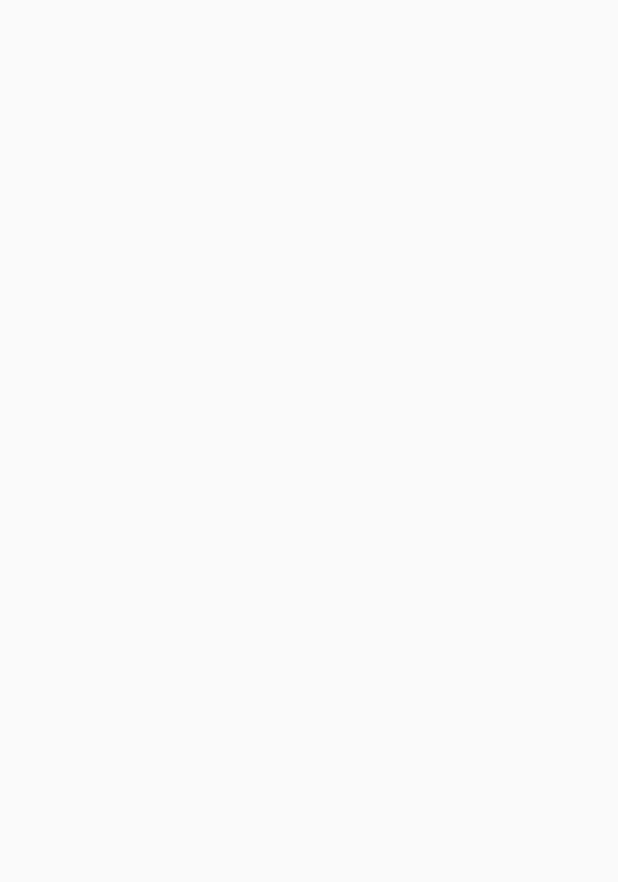
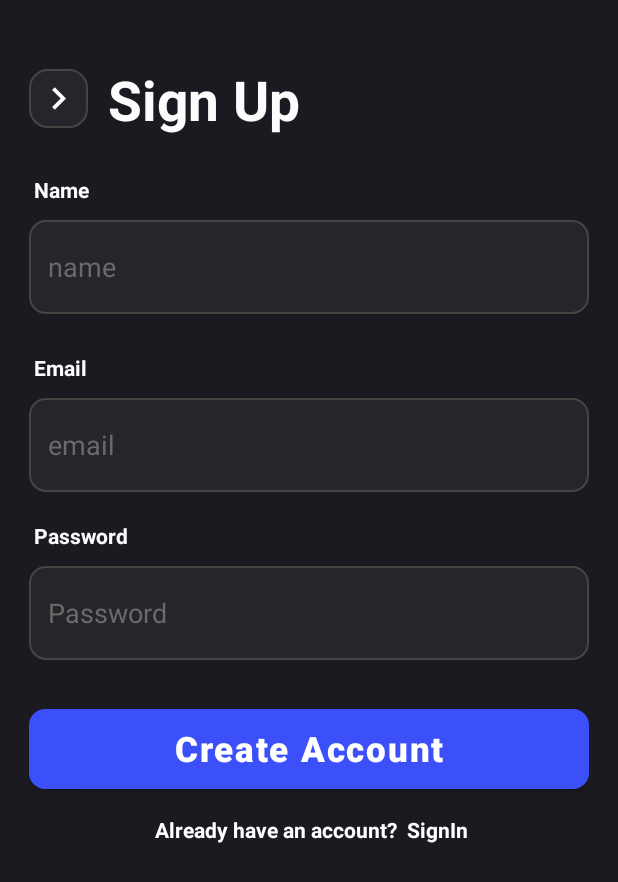
Before and after one commit to shaquib4/Stimulus, an Android app: the SignUpActivity screen opened directly, with no data from a screen before it, on a phone screen of 412 x 824 dp. Before the commit the part shown is empty. Shown: the top 882 px of the screen. Run offline under Robolectric (Android 15) with nearby library versions, the phone set to English and light mode, and no system bars; our stand-ins replace sdp/ssp sizes.

Commit message:
Login UI

```diff
--- a/app/src/main/res/layout/activity_sign_in.xml
+++ b/app/src/main/res/layout/activity_sign_in.xml
@@ -178,7 +178,7 @@
                 android:layout_width="wrap_content"
                 android:layout_height="wrap_content"
                 android:gravity="center"
-                android:text=" Don't have a account?"
+                android:text=" Don't have an account?"
                 android:layout_marginTop="@dimen/_10sdp"
                 android:textStyle="bold"
                 android:textColor="@color/white"/>
--- a/app/src/main/res/layout/activity_sign_up.xml
+++ b/app/src/main/res/layout/activity_sign_up.xml
@@ -1,9 +1,156 @@
 <?xml version="1.0" encoding="utf-8"?>
-<androidx.constraintlayout.widget.ConstraintLayout xmlns:android="http://schemas.android.com/apk/res/android"
+<RelativeLayout xmlns:android="http://schemas.android.com/apk/res/android"
     xmlns:app="http://schemas.android.com/apk/res-auto"
     xmlns:tools="http://schemas.android.com/tools"
     android:layout_width="match_parent"
     android:layout_height="match_parent"
+    android:background="@color/Black1"
     tools:context=".SignUpActivity">
+    <RelativeLayout
+        android:layout_width="wrap_content"
+        android:layout_marginTop="@dimen/_32sdp"
+        android:id="@+id/txtSignUp"
+        android:layout_marginHorizontal="@dimen/_15sdp"
+        android:layout_height="wrap_content">
+        <ImageView
+            android:background="@drawable/bg_key"
+            android:layout_centerVertical="true"
+            android:id="@+id/key"
+            android:layout_width="wrap_content"
+            android:layout_height="wrap_content"
+            android:src="@drawable/ic_key"/>
+        <TextView
+            android:layout_toEndOf="@+id/key"
+            android:layout_width="wrap_content"
+            android:layout_height="wrap_content"
+            android:textColor="#fcfcfc"
+            android:textStyle="bold"
+            android:layout_marginStart="@dimen/_10sdp"
+            android:textSize="@dimen/_28ssp"
+            android:text="Sign Up"/>
 
-</androidx.constraintlayout.widget.ConstraintLayout>
+    </RelativeLayout>
+
+    <RelativeLayout
+        android:layout_width="match_parent"
+        android:layout_marginHorizontal="@dimen/_15sdp"
+        android:layout_height="match_parent"
+        android:layout_below="@+id/txtSignUp">
+
+        <TextView
+            android:layout_width="wrap_content"
+            android:layout_height="wrap_content"
+            android:gravity="center"
+            android:id="@+id/Name"
+            android:text=" Name"
+            android:layout_marginTop="@dimen/_20sdp"
+            android:layout_gravity="start"
+            android:textStyle="bold"
+            android:textColor="#fcfcfc"/>
+
+        <EditText
+            android:layout_below="@+id/Name"
+            android:layout_width="match_parent"
+            android:layout_height="@dimen/_48sdp"
+            android:id="@+id/name"
+            android:background="@drawable/edit_text_bg"
+            android:inputType="textEmailAddress"
+            android:layout_marginTop="@dimen/_8sdp"
+            android:hint="name"
+            android:textColorHint="#6D6968"/>
+
+        <TextView
+            android:layout_below="@+id/name"
+            android:layout_width="wrap_content"
+            android:layout_height="wrap_content"
+            android:gravity="center"
+            android:id="@+id/Email"
+            android:text=" Email"
+            android:layout_marginTop="@dimen/_20sdp"
+            android:layout_gravity="start"
+            android:textStyle="bold"
+            android:textColor="#fcfcfc"/>
+
+        <EditText
+            android:layout_below="@+id/Email"
+            android:layout_width="match_parent"
+            android:layout_height="@dimen/_48sdp"
+            android:id="@+id/email"
+            android:background="@drawable/edit_text_bg"
+            android:inputType="textEmailAddress"
+            android:layout_marginTop="@dimen/_8sdp"
+            android:hint="email"
+            android:textColorHint="#6D6968"/>
+        <TextView
+            android:layout_below="@+id/email"
+            android:layout_width="wrap_content"
+            android:layout_height="wrap_content"
+            android:gravity="center"
+            android:id="@+id/Pass"
+            android:text=" Password"
+            android:layout_marginTop="@dimen/_15sdp"
+            android:layout_gravity="start"
+            android:textStyle="bold"
+            android:textColor="#fcfcfc"/>
+
+
+        <EditText
+            android:layout_below="@+id/Pass"
+            android:layout_width="match_parent"
+            android:layout_height="@dimen/_48ssp"
+            android:id="@+id/password"
+            android:background="@drawable/edit_text_bg"
+            android:inputType="textPassword"
+            android:layout_marginTop="@dimen/_8sdp"
+            android:textColorHint="#6D6968"
+            android:hint="Password"/>
+
+        <Button
+            android:layout_below="@id/password"
+            android:layout_width="match_parent"
+            android:layout_height="@dimen/_41sdp"
+            android:text="Create Account"
+            android:textSize="@dimen/_18ssp"
+            android:textAllCaps="false"
+            android:id="@+id/btn_login"
+            android:paddingLeft="@dimen/_20sdp"
+            android:paddingRight="@dimen/_20sdp"
+            android:layout_gravity="left"
+            android:textStyle="bold"
+            android:letterSpacing="0.05"
+            android:background="@drawable/btn_bg"
+            android:layout_marginTop="@dimen/_25sdp"
+            android:textColor="#fff"/>
+
+        <RelativeLayout
+
+            android:layout_below="@+id/btn_login"
+            android:layout_width="match_parent"
+            android:layout_height="wrap_content"
+            android:layout_marginTop="@dimen/_3sdp"
+            android:gravity="center"
+            >
+            <TextView
+                android:id="@+id/dont_account"
+                android:layout_width="wrap_content"
+                android:layout_height="wrap_content"
+                android:gravity="center"
+                android:text=" Already have an account?"
+                android:layout_marginTop="@dimen/_10sdp"
+                android:textStyle="bold"
+                android:textColor="@color/white"/>
+            <TextView
+                android:layout_width="wrap_content"
+                android:layout_height="wrap_content"
+                android:gravity="center"
+                android:text="SignIn"
+                android:layout_marginTop="@dimen/_10sdp"
+                android:layout_toEndOf="@id/dont_account"
+                android:textStyle="bold"
+                android:textColor="@color/white"
+                android:layout_marginStart="@dimen/_5sdp"/>
+        </RelativeLayout>
+
+    </RelativeLayout>
+
+</RelativeLayout>
```
